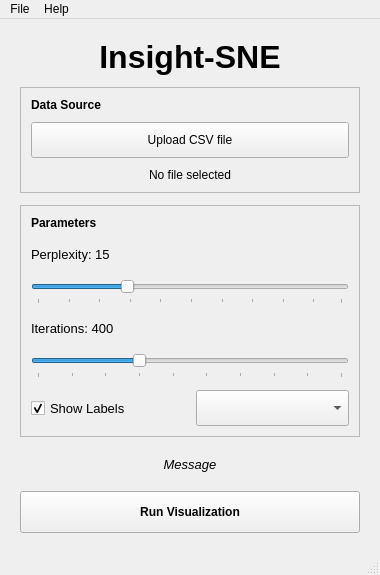
Old version of the form menuwindow.ui in the repository sady410/Insight-SNE.
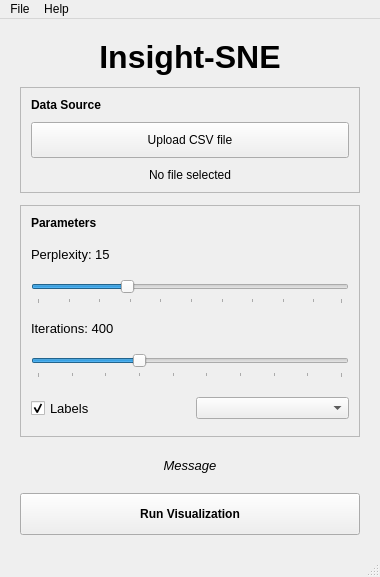
New version of the form.

Commit message: fix menu window combobox and checkbox

What changed in the file:
```diff
--- a/menuwindow.ui
+++ b/menuwindow.ui
@@ -7,7 +7,7 @@
     <x>0</x>
     <y>0</y>
     <width>380</width>
-    <height>480</height>
+    <height>577</height>
    </rect>
   </property>
   <property name="windowTitle">
@@ -256,7 +256,7 @@
          <item>
           <widget class="QCheckBox" name="checkBox">
            <property name="text">
-            <string>Show Labels</string>
+            <string>Labels</string>
            </property>
            <property name="checked">
             <bool>true</bool>
@@ -278,32 +278,7 @@
           </widget>
          </item>
          <item>
-          <widget class="QComboBox" name="comboBox">
-           <property name="minimumSize">
-            <size>
-             <width>0</width>
-             <height>36</height>
-            </size>
-           </property>
-           <property name="font">
-            <font>
-             <pointsize>10</pointsize>
-            </font>
-           </property>
-           <property name="placeholderText">
-            <string>Color Mode</string>
-           </property>
-           <item>
-            <property name="text">
-             <string>By Class</string>
-            </property>
-           </item>
-           <item>
-            <property name="text">
-             <string>By Feature</string>
-            </property>
-           </item>
-          </widget>
+          <widget class="QComboBox" name="visualizationTypeComboBox"/>
          </item>
         </layout>
        </item>
```
Left out of the diff: 114 changed lines with no effect on the pictures. The commit also changes 5 other files.
